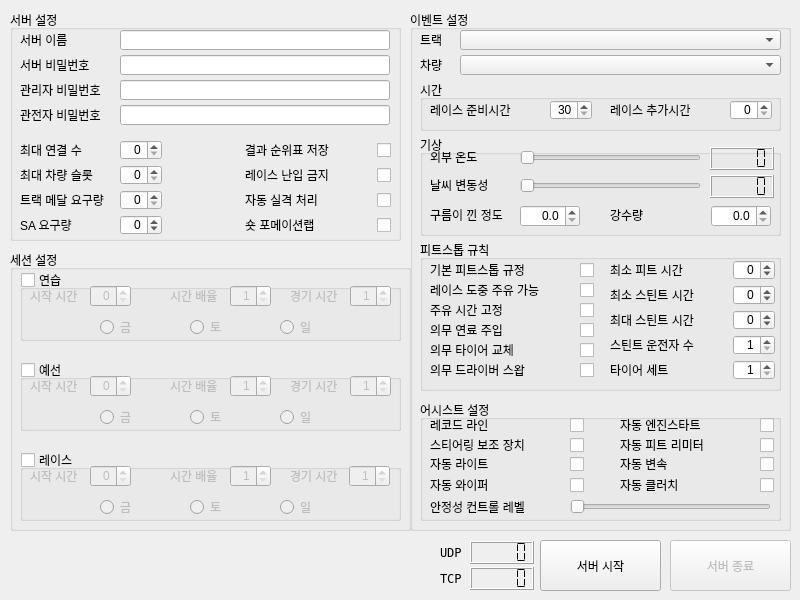
mhoow6/ACCservermanager, file ACC_Dedicated_Server_GUI.ui: the form before one commit.
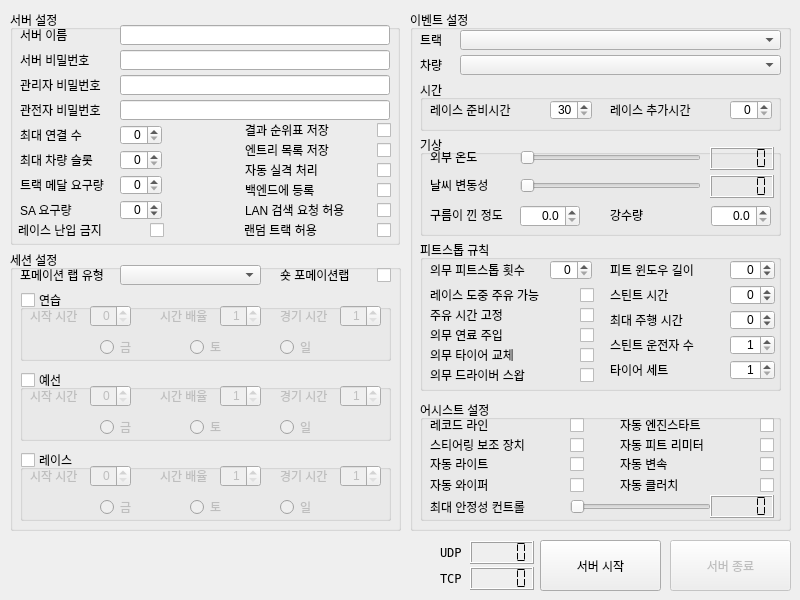
The form after the commit. Icons and pictures are not drawn.

Commit message: - 엔트리 목록 저장, 백엔드에 등록, LAN 검색 요청 허용, 랜덤 트랙 허용, 포메이션 랩 유형 추가 - 기타 UI 수정

Diff of the .ui file:
```diff
--- a/ACC_Dedicated_Server_GUI.ui
+++ b/ACC_Dedicated_Server_GUI.ui
@@ -23,8 +23,8 @@
      <rect>
       <x>10</x>
       <y>10</y>
-      <width>391</width>
-      <height>231</height>
+      <width>390</width>
+      <height>235</height>
      </rect>
     </property>
     <property name="title">
@@ -34,7 +34,7 @@
      <property name="geometry">
       <rect>
        <x>10</x>
-       <y>20</y>
+       <y>15</y>
        <width>90</width>
        <height>20</height>
       </rect>
@@ -53,7 +53,7 @@
      <property name="geometry">
       <rect>
        <x>110</x>
-       <y>20</y>
+       <y>15</y>
        <width>270</width>
        <height>20</height>
       </rect>
@@ -63,7 +63,7 @@
      <property name="geometry">
       <rect>
        <x>10</x>
-       <y>45</y>
+       <y>40</y>
        <width>90</width>
        <height>20</height>
       </rect>
@@ -76,7 +76,7 @@
      <property name="geometry">
       <rect>
        <x>110</x>
-       <y>45</y>
+       <y>40</y>
        <width>270</width>
        <height>20</height>
       </rect>
@@ -86,7 +86,7 @@
      <property name="geometry">
       <rect>
        <x>10</x>
-       <y>70</y>
+       <y>65</y>
        <width>90</width>
        <height>20</height>
       </rect>
@@ -99,7 +99,7 @@
      <property name="geometry">
       <rect>
        <x>110</x>
-       <y>70</y>
+       <y>65</y>
        <width>270</width>
        <height>20</height>
       </rect>
@@ -109,7 +109,7 @@
      <property name="geometry">
       <rect>
        <x>10</x>
-       <y>95</y>
+       <y>90</y>
        <width>90</width>
        <height>20</height>
       </rect>
@@ -122,7 +122,7 @@
      <property name="geometry">
       <rect>
        <x>110</x>
-       <y>95</y>
+       <y>90</y>
        <width>270</width>
        <height>20</height>
       </rect>
@@ -132,7 +132,7 @@
      <property name="geometry">
       <rect>
        <x>10</x>
-       <y>155</y>
+       <y>140</y>
        <width>90</width>
        <height>20</height>
       </rect>
@@ -145,7 +145,7 @@
      <property name="geometry">
       <rect>
        <x>110</x>
-       <y>155</y>
+       <y>140</y>
        <width>42</width>
        <height>20</height>
       </rect>
@@ -161,7 +161,7 @@
      <property name="geometry">
       <rect>
        <x>110</x>
-       <y>180</y>
+       <y>165</y>
        <width>42</width>
        <height>20</height>
       </rect>
@@ -180,7 +180,7 @@
      <property name="geometry">
       <rect>
        <x>10</x>
-       <y>180</y>
+       <y>165</y>
        <width>100</width>
        <height>20</height>
       </rect>
@@ -193,7 +193,7 @@
      <property name="geometry">
       <rect>
        <x>10</x>
-       <y>205</y>
+       <y>190</y>
        <width>100</width>
        <height>20</height>
       </rect>
@@ -206,7 +206,7 @@
      <property name="geometry">
       <rect>
        <x>110</x>
-       <y>205</y>
+       <y>190</y>
        <width>42</width>
        <height>20</height>
       </rect>
@@ -224,8 +224,8 @@
     <widget class="QLabel" name="label_isRaceLocked">
      <property name="geometry">
       <rect>
-       <x>235</x>
-       <y>155</y>
+       <x>8</x>
+       <y>210</y>
        <width>90</width>
        <height>20</height>
       </rect>
@@ -237,8 +237,8 @@
     <widget class="QCheckBox" name="checkBox_isRaceLocked">
      <property name="geometry">
       <rect>
-       <x>367</x>
-       <y>155</y>
+       <x>140</x>
+       <y>210</y>
        <width>20</width>
        <height>20</height>
       </rect>
@@ -251,7 +251,7 @@
      <property name="geometry">
       <rect>
        <x>235</x>
-       <y>130</y>
+       <y>110</y>
        <width>100</width>
        <height>20</height>
       </rect>
@@ -264,7 +264,7 @@
      <property name="geometry">
       <rect>
        <x>367</x>
-       <y>130</y>
+       <y>110</y>
        <width>20</width>
        <height>20</height>
       </rect>
@@ -277,7 +277,7 @@
      <property name="geometry">
       <rect>
        <x>235</x>
-       <y>180</y>
+       <y>150</y>
        <width>90</width>
        <height>20</height>
       </rect>
@@ -290,7 +290,7 @@
      <property name="geometry">
       <rect>
        <x>367</x>
-       <y>180</y>
+       <y>150</y>
        <width>20</width>
        <height>20</height>
       </rect>
@@ -303,7 +303,7 @@
      <property name="geometry">
       <rect>
        <x>110</x>
-       <y>130</y>
+       <y>115</y>
        <width>42</width>
        <height>20</height>
       </rect>
@@ -319,7 +319,7 @@
      <property name="geometry">
       <rect>
        <x>10</x>
-       <y>130</y>
+       <y>115</y>
        <width>90</width>
        <height>20</height>
       </rect>
@@ -328,24 +328,24 @@
       <string>최대 연결 수</string>
      </property>
     </widget>
-    <widget class="QLabel" name="label_shortFormationLap">
+    <widget class="QLabel" name="label_registerToLobby">
      <property name="geometry">
       <rect>
        <x>235</x>
-       <y>205</y>
+       <y>170</y>
        <width>90</width>
        <height>20</height>
       </rect>
      </property>
      <property name="text">
-      <string>숏 포메이션랩</string>
+      <string>백엔드에 등록</string>
      </property>
     </widget>
-    <widget class="QCheckBox" name="checkBox_shortFormationLap">
+    <widget class="QCheckBox" name="checkBox_registerToLobby">
      <property name="geometry">
       <rect>
        <x>367</x>
-       <y>205</y>
+       <y>170</y>
        <width>20</width>
        <height>20</height>
       </rect>
@@ -354,6 +354,84 @@
       <string/>
      </property>
     </widget>
+    <widget class="QCheckBox" name="checkBox_lanDiscovery">
+     <property name="geometry">
+      <rect>
+       <x>367</x>
+       <y>190</y>
+       <width>20</width>
+       <height>20</height>
+      </rect>
+     </property>
+     <property name="text">
+      <string/>
+     </property>
+    </widget>
+    <widget class="QLabel" name="label_lanDiscovery">
+     <property name="geometry">
+      <rect>
+       <x>235</x>
+       <y>190</y>
+       <width>131</width>
+       <height>20</height>
+      </rect>
+     </property>
+     <property name="text">
+      <string>LAN 검색 요청 허용</string>
+     </property>
+    </widget>
+    <widget class="QLabel" name="label_randomizeTrackWhenEmpty">
+     <property name="geometry">
+      <rect>
+       <x>234</x>
+       <y>210</y>
+       <width>131</width>
+       <height>20</height>
+      </rect>
+     </property>
+     <property name="text">
+      <string>랜덤 트랙 허용</string>
+     </property>
+    </widget>
+    <widget class="QCheckBox" name="checkBox_randomizeTrackWhenEmpty">
+     <property name="geometry">
+      <rect>
+       <x>367</x>
+       <y>210</y>
+       <width>20</width>
+       <height>20</height>
+      </rect>
+     </property>
+     <property name="text">
+      <string/>
+     </property>
+    </widget>
+    <widget class="QCheckBox" name="checkBox_dumpEntryList">
+     <property name="geometry">
+      <rect>
+       <x>367</x>
+       <y>130</y>
+       <width>20</width>
+       <height>20</height>
+      </rect>
+     </property>
+     <property name="text">
+      <string/>
+     </property>
+    </widget>
+    <widget class="QLabel" name="label_dumpEntryList">
+     <property name="geometry">
+      <rect>
+       <x>235</x>
+       <y>130</y>
+       <width>100</width>
+       <height>20</height>
+      </rect>
+     </property>
+     <property name="text">
+      <string>엔트리 목록 저장</string>
+     </property>
+    </widget>
    </widget>
    <widget class="QGroupBox" name="groupBox_event">
     <property name="geometry">
@@ -709,15 +787,15 @@
        <string/>
       </property>
       <property name="text">
-       <string>최소 피트 시간</string>
+       <string>피트 윈도우 길이</string>
       </property>
      </widget>
      <widget class="QSpinBox" name="spinBox_pitWindowLengthSec">
       <property name="geometry">
        <rect>
-        <x>313</x>
+        <x>310</x>
         <y>20</y>
-        <width>42</width>
+        <width>45</width>
         <height>20</height>
        </rect>
       </property>
@@ -731,15 +809,18 @@
        <number>-1</number>
       </property>
       <property name="maximum">
-       <number>1440</number>
+       <number>9999</number>
+      </property>
+      <property name="value">
+       <number>0</number>
       </property>
      </widget>
      <widget class="QSpinBox" name="spinBox_driverStintTimeSec">
       <property name="geometry">
        <rect>
-        <x>313</x>
+        <x>310</x>
         <y>45</y>
-        <width>42</width>
+        <width>45</width>
         <height>20</height>
        </rect>
       </property>
@@ -753,7 +834,10 @@
        <number>-1</number>
       </property>
       <property name="maximum">
-       <number>1440</number>
+       <number>9999</number>
+      </property>
+      <property name="value">
+       <number>0</number>
       </property>
      </widget>
      <widget class="QLabel" name="label_driverStintTimeSec">
@@ -769,7 +853,7 @@
        <string/>
       </property>
       <property name="text">
-       <string>최소 스틴트 시간</string>
+       <string>스틴트 시간</string>
       </property>
      </widget>
      <widget class="QLabel" name="label_mandatoryPitstopCount">
@@ -782,20 +866,7 @@
        </rect>
       </property>
       <property name="text">
-       <string>기본 피트스톱 규정</string>
-      </property>
-     </widget>
-     <widget class="QCheckBox" name="checkBox_mandatoryPitstopCount">
-      <property name="geometry">
-       <rect>
-        <x>160</x>
-        <y>20</y>
-        <width>20</width>
-        <height>20</height>
-       </rect>
-      </property>
-      <property name="text">
-       <string/>
+       <string>의무 피트스톱 횟수</string>
       </property>
      </widget>
      <widget class="QLabel" name="label_maxTotalDrivingTime">
@@ -811,15 +882,15 @@
        <string/>
       </property>
       <property name="text">
-       <string>최대 스틴트 시간</string>
+       <string>최대 주행 시간</string>
       </property>
      </widget>
      <widget class="QSpinBox" name="spinBox_maxTotalDrivingTime">
       <property name="geometry">
        <rect>
-        <x>313</x>
+        <x>310</x>
         <y>70</y>
-        <width>42</width>
+        <width>45</width>
         <height>20</height>
        </rect>
       </property>
@@ -833,15 +904,15 @@
        <number>-1</number>
       </property>
       <property name="maximum">
-       <number>1440</number>
+       <number>9999</number>
       </property>
      </widget>
      <widget class="QSpinBox" name="spinBox_maxDriversCount">
       <property name="geometry">
        <rect>
-        <x>313</x>
+        <x>310</x>
         <y>95</y>
-        <width>42</width>
+        <width>45</width>
         <height>20</height>
        </rect>
       </property>
@@ -878,7 +949,7 @@
       <property name="geometry">
        <rect>
         <x>10</x>
-        <y>40</y>
+        <y>45</y>
         <width>151</width>
         <height>20</height>
        </rect>
@@ -891,7 +962,7 @@
       <property name="geometry">
        <rect>
         <x>160</x>
-        <y>40</y>
+        <y>45</y>
         <width>20</width>
         <height>20</height>
        </rect>
@@ -904,7 +975,7 @@
       <property name="geometry">
        <rect>
         <x>160</x>
-        <y>60</y>
+        <y>65</y>
         <width>20</width>
         <height>20</height>
        </rect>
@@ -917,7 +988,7 @@
       <property name="geometry">
        <rect>
         <x>10</x>
-        <y>60</y>
+        <y>65</y>
         <width>151</width>
         <height>20</height>
        </rect>
@@ -930,7 +1001,7 @@
       <property name="geometry">
        <rect>
         <x>10</x>
-        <y>80</y>
+        <y>85</y>
         <width>151</width>
         <height>20</height>
        </rect>
@@ -943,7 +1014,7 @@
       <property name="geometry">
        <rect>
         <x>160</x>
-        <y>80</y>
+        <y>85</y>
         <width>20</width>
         <height>20</height>
        </rect>
@@ -956,7 +1027,7 @@
       <property name="geometry">
        <rect>
         <x>10</x>
-        <y>100</y>
+        <y>105</y>
         <width>151</width>
         <height>20</height>
        </rect>
@@ -969,7 +1040,7 @@
       <property name="geometry">
        <rect>
         <x>160</x>
-        <y>100</y>
+        <y>105</y>
         <width>20</width>
         <height>20</height>
        </rect>
@@ -982,7 +1053,7 @@
       <property name="geometry">
        <rect>
         <x>160</x>
-        <y>120</y>
+        <y>125</y>
         <width>20</width>
         <height>20</height>
        </rect>
@@ -995,7 +1066,7 @@
       <property name="geometry">
        <rect>
         <x>10</x>
-        <y>120</y>
+        <y>125</y>
         <width>151</width>
         <height>20</height>
        </rect>
@@ -1023,9 +1094,9 @@
      <widget class="QSpinBox" name="spinBox_tyreSetCount">
       <property name="geometry">
        <rect>
-        <x>313</x>
+        <x>310</x>
         <y>120</y>
-        <width>42</width>
+        <width>45</width>
         <height>20</height>
        </rect>
       </property>
@@ -1039,6 +1110,28 @@
        <number>1</number>
       </property>
      </widget>
+     <widget class="QSpinBox" name="spinBox_mandatoryPitstopCount">
+      <property name="geometry">
+       <rect>
+        <x>130</x>
+        <y>20</y>
+        <width>42</width>
+        <height>20</height>
+       </rect>
+      </property>
+      <property name="layoutDirection">
+       <enum>Qt::LeftToRight</enum>
+      </property>
+      <property name="alignment">
+       <set>Qt::AlignRight|Qt::AlignTrailing|Qt::AlignVCenter</set>
+      </property>
+      <property name="minimum">
+       <number>0</number>
+      </property>
+      <property name="maximum">
+       <number>3</number>
+      </property>
+     </widget>
     </widget>
     <widget class="QGroupBox" name="groupBox_assist">
      <property name="geometry">
@@ -1270,7 +1363,7 @@
        </rect>
       </property>
       <property name="text">
-       <string>안정성 컨트롤 레벨</string>
+       <string>최대 안정성 컨트롤</string>
       </property>
      </widget>
      <widget class="QSlider" name="horizontalSlider_stabilityControlLevelMax">
@@ -1278,7 +1371,7 @@
        <rect>
         <x>150</x>
         <y>97</y>
-        <width>201</width>
+        <width>141</width>
         <height>20</height>
        </rect>
       </property>
@@ -1289,6 +1382,19 @@
        <enum>Qt::Horizontal</enum>
       </property>
      </widget>
+     <widget class="QLCDNumber" name="lcdNumber_stabilityControlLevelMax">
+      <property name="geometry">
+       <rect>
+        <x>290</x>
+        <y>95</y>
+        <width>64</width>
+        <height>23</height>
+       </rect>
+      </property>
+      <property name="segmentStyle">
+       <enum>QLCDNumber::Flat</enum>
+      </property>
+     </widget>
     </widget>
    </widget>
    <widget class="QPushButton" name="pushButton_start">
@@ -1412,7 +1518,7 @@
      <rect>
       <x>10</x>
       <y>250</y>
-      <width>401</width>
+      <width>391</width>
       <height>281</height>
      </rect>
     </property>
@@ -1423,8 +1529,8 @@
      <property name="geometry">
       <rect>
        <x>10</x>
-       <y>20</y>
-       <width>381</width>
+       <y>40</y>
+       <width>371</width>
        <height>71</height>
       </rect>
      </property>
@@ -1469,7 +1575,7 @@
      <widget class="QLabel" name="label_practice_timeMultiplier">
       <property name="geometry">
        <rect>
-        <x>150</x>
+        <x>140</x>
         <y>20</y>
         <width>56</width>
         <height>12</height>
@@ -1482,7 +1588,7 @@
      <widget class="QSpinBox" name="spinBox_practice_timeMultiplier">
       <property name="geometry">
        <rect>
-        <x>210</x>
+        <x>200</x>
         <y>15</y>
         <width>41</width>
         <height>22</height>
@@ -1501,7 +1607,7 @@
      <widget class="QLabel" name="label_practice_sessionDurationMinutes">
       <property name="geometry">
        <rect>
-        <x>270</x>
+        <x>260</x>
         <y>20</y>
         <width>56</width>
         <height>12</height>
@@ -1514,7 +1620,7 @@
      <widget class="QSpinBox" name="spinBox_practice_sessionDurationMinutes">
       <property name="geometry">
        <rect>
-        <x>330</x>
+        <x>320</x>
         <y>15</y>
         <width>41</width>
         <height>22</height>
@@ -1613,8 +1719,8 @@
      <property name="geometry">
       <rect>
        <x>10</x>
-       <y>110</y>
-       <width>381</width>
+       <y>120</y>
+       <width>371</width>
        <height>71</height>
       </rect>
      </property>
@@ -1659,7 +1765,7 @@
      <widget class="QLabel" name="label_qualify_timeMultiplier">
       <property name="geometry">
        <rect>
-        <x>150</x>
+        <x>140</x>
         <y>20</y>
         <width>56</width>
         <height>12</height>
@@ -1672,7 +1778,7 @@
      <widget class="QSpinBox" name="spinBox_qualify_timeMultiplier">
       <property name="geometry">
        <rect>
-        <x>210</x>
+        <x>200</x>
         <y>15</y>
         <width>41</width>
         <height>22</height>
@@ -1691,7 +1797,7 @@
      <widget class="QLabel" name="label_qualify_sessionDurationMinutes">
       <property name="geometry">
        <rect>
-        <x>270</x>
+        <x>260</x>
         <y>20</y>
         <width>56</width>
         <height>12</height>
@@ -1704,7 +1810,7 @@
      <widget class="QSpinBox" name="spinBox_qualify_sessionDurationMinutes">
       <property name="geometry">
        <rect>
-        <x>330</x>
+        <x>320</x>
         <y>15</y>
         <width>41</width>
         <height>22</height>
@@ -1804,7 +1910,7 @@
       <rect>
        <x>10</x>
        <y>200</y>
-       <width>381</width>
+       <width>371</width>
        <height>71</height>
       </rect>
      </property>
@@ -1849,7 +1955,7 @@
      <widget class="QLabel" name="label_race_timeMultiplier">
       <property name="geometry">
        <rect>
-        <x>150</x>
+        <x>140</x>
         <y>20</y>
         <width>56</width>
         <height>12</height>
@@ -1862,7 +1968,7 @@
      <widget class="QSpinBox" name="spinBox_race_timeMultiplier">
       <property name="geometry">
        <rect>
-        <x>210</x>
+        <x>200</x>
         <y>15</y>
         <width>41</width>
         <height>22</height>
@@ -1881,7 +1987,7 @@
      <widget class="QLabel" name="label_race_sessionDurationMinutes">
       <property name="geometry">
        <rect>
-        <x>270</x>
+        <x>260</x>
         <y>20</y>
         <width>56</width>
         <height>12</height>
@@ -1894,7 +2000,7 @@
      <widget class="QSpinBox" name="spinBox_race_sessionDurationMinutes">
       <property name="geometry">
        <rect>
-        <x>329</x>
+        <x>320</x>
         <y>15</y>
         <width>41</width>
         <height>22</height>
@@ -1989,6 +2095,55 @@
       </property>
      </widget>
     </widget>
+    <widget class="QComboBox" name="comboBox_formationLapType">
+     <property name="geometry">
+      <rect>
+       <x>110</x>
+       <y>15</y>
+       <width>141</width>
+       <height>20</height>
+      </rect>
+     </property>
+    </widget>
+    <widget class="QLabel" name="label_formationLapType">
+     <property name="geometry">
+      <rect>
+       <x>10</x>
+       <y>15</y>
+       <width>100</width>
+       <height>20</height>
+      </rect>
+     </property>
+     <property name="text">
+      <string>포메이션 랩 유형</string>
+     </property>
+    </widget>
+    <widget class="QCheckBox" name="checkBox_shortFormationLap">
+     <property name="geometry">
+      <rect>
+       <x>367</x>
+       <y>15</y>
+       <width>20</width>
+       <height>20</height>
+      </rect>
+     </property>
+     <property name="text">
+      <string/>
+     </property>
+    </widget>
+    <widget class="QLabel" name="label_shortFormationLap">
+     <property name="geometry">
+      <rect>
+       <x>270</x>
+       <y>15</y>
+       <width>90</width>
+       <height>20</height>
+      </rect>
+     </property>
+     <property name="text">
+      <string>숏 포메이션랩</string>
+     </property>
+    </widget>
    </widget>
   </widget>
  </widget>
```
Left out of the diff: 16 changed lines with no effect on the pictures. The commit also changes 1 other file.
